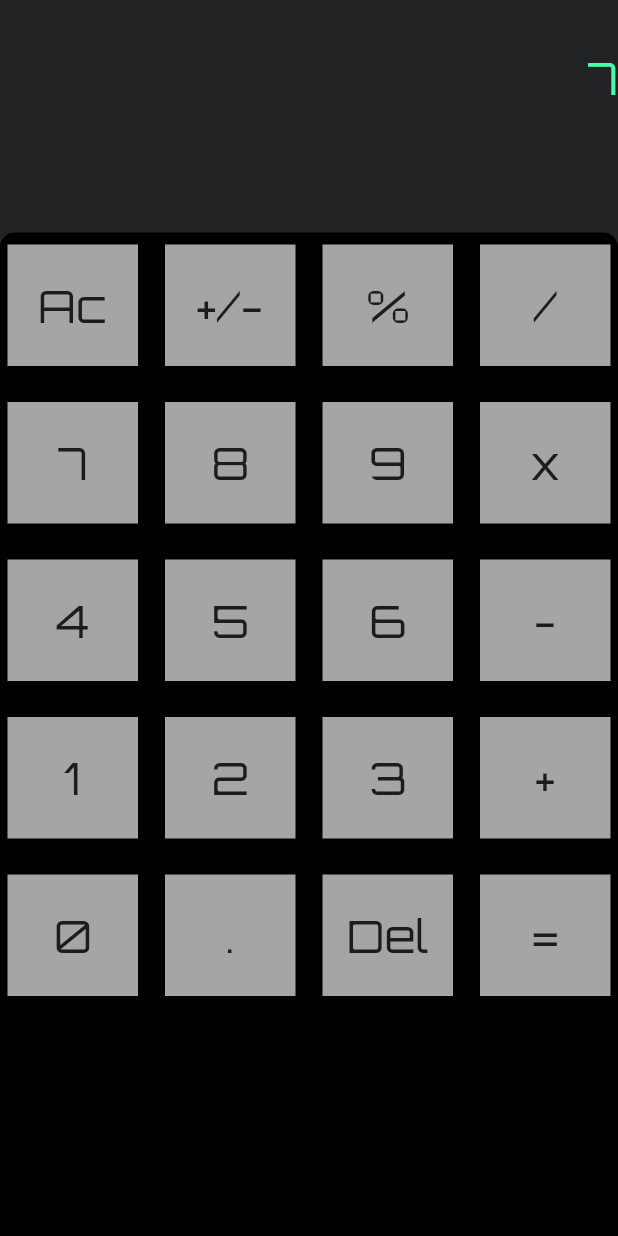
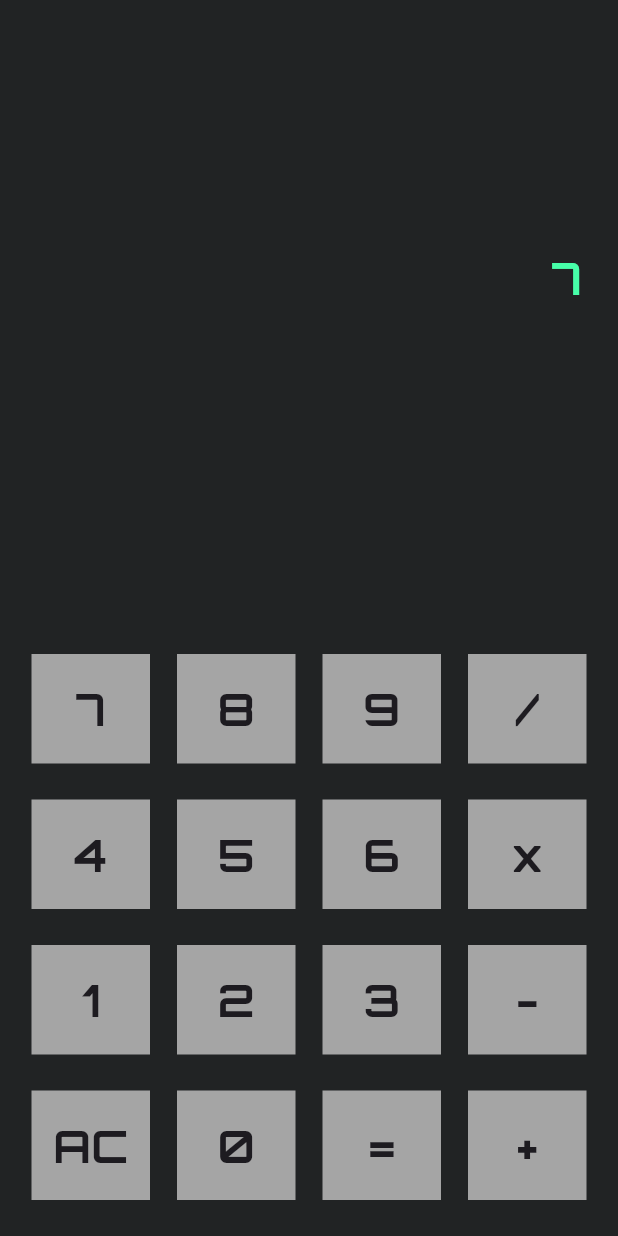
Before and after one commit to ZainR10/fluter_calculator, a Flutter app: the screen it shows after launch, after a tap on an icon or button, on a phone screen of 412 x 824 dp. Run offline on Flutter 3.47's test engine with Material 3 defaults, Android fonts, the phone set to English and light mode, and no system bars; our stand-ins replace google_fonts, math_expressions.

Commit message:
optimized:made some big changes for responsiveness

```diff
--- a/lib/calculator_screen.dart
+++ b/lib/calculator_screen.dart
@@ -18,26 +18,22 @@ class _CalculatorScreenState extends State<CalculatorScreen> {
 
   //list of buttons
   List<String> buttons = [
-    'Ac',
-    '+/-',
-    '%',
-    '/',
     '7',
     '8',
     '9',
-    'x',
+    '/',
     '4',
     '5',
     '6',
-    '-',
+    'x',
     '1',
     '2',
     '3',
+    '-',
+    'AC',
+    '0',
+    '=',
     '+',
-    '0',
-    '.',
-    'Del',
-    '='
   ];
 
   @override
@@ -47,68 +43,54 @@ class _CalculatorScreenState extends State<CalculatorScreen> {
         backgroundColor: const Color.fromARGB(255, 33, 35, 36),
         body: Column(
           children: [
-            Flexible(
-              flex: 0,
-              child: Padding(
-                padding: const EdgeInsets.symmetric(vertical: 30),
+            Expanded(
+              child: Container(
+                padding: const EdgeInsets.all(24),
+                alignment: Alignment.topRight,
                 child: Column(
-                  mainAxisAlignment: MainAxisAlignment.end,
-                  crossAxisAlignment: CrossAxisAlignment.end,
+                  mainAxisAlignment:
+                      MainAxisAlignment.center, // Align children to the bottom
+                  crossAxisAlignment:
+                      CrossAxisAlignment.end, // Align children to the right
                   children: [
-                    Align(
-                      alignment: Alignment.bottomRight,
-                      child: Text(
+                    Text(
                       userInput.toString(),
                       style: GoogleFonts.getFont('Orbitron',
                           fontSize: 30,
+                          fontWeight: FontWeight.bold,
                           color: const Color.fromARGB(255, 71, 255, 169)),
-                      ),
-                    ),
-                    const SizedBox(
-                      height: 10,
                     ),
                     Text(
                       answer.toString(),
                       style: GoogleFonts.getFont('Orbitron',
                           fontSize: 30,
+                          fontWeight: FontWeight.bold,
                           color: const Color.fromARGB(255, 71, 255, 169)),
                     ),
                   ],
                 ),
               ),
             ),
-
-            // buttons
-
-            Flexible(
-              fit: FlexFit.tight,
-              child: Container(
-                decoration: const BoxDecoration(
-                  color: Colors.black,
-                  borderRadius: BorderRadius.only(
-                      topLeft: Radius.circular(10),
-                      topRight: Radius.circular(10)),
-                ),
-                child: GridView.builder(
-                  gridDelegate: const SliverGridDelegateWithFixedCrossAxisCount(
+            GridView.count(
+              shrinkWrap: true,
               crossAxisCount: 4,
+              childAspectRatio: 1.0,
+              padding: const EdgeInsets.all(16),
               crossAxisSpacing: 8.0,
               mainAxisSpacing: 8.0,
-                  ),
-                  itemCount: buttons.length,
-                  itemBuilder: (context, index) {
+              children: buttons.map((buttonText) {
                 return Mybutton(
-                      title: buttons[index],
+                  title: buttonText,
                   onPress: () {
-                        handleButtonPress(buttons[index]);
+                    handleButtonPress(buttonText);
                   },
                 );
-                  },
-                ),
-              ),
+              }).toList(),
             ),
           ],
         ),
+
+        // buttons
       ),
     );
   }
@@ -119,7 +101,7 @@ class _CalculatorScreenState extends State<CalculatorScreen> {
       userInput = userInput.substring(0, userInput.length - 1);
     } else if (buttonValue == '=') {
       equalPress();
-    } else if (buttonValue == 'Ac') {
+    } else if (buttonValue == 'AC') {
       userInput = '';
       answer = '';
     } else {
--- a/lib/components/my_buttons.dart
+++ b/lib/components/my_buttons.dart
@@ -29,7 +29,8 @@ class Mybutton extends StatelessWidget {
             child: Center(
               child: Text(
                 title,
-                style: GoogleFonts.getFont('Orbitron', fontSize: 30),
+                style: GoogleFonts.getFont('Orbitron',
+                    fontSize: 30, fontWeight: FontWeight.bold),
               ),
             ),
           ),
```
Lines whose indentation alone changed are shown as unchanged.
